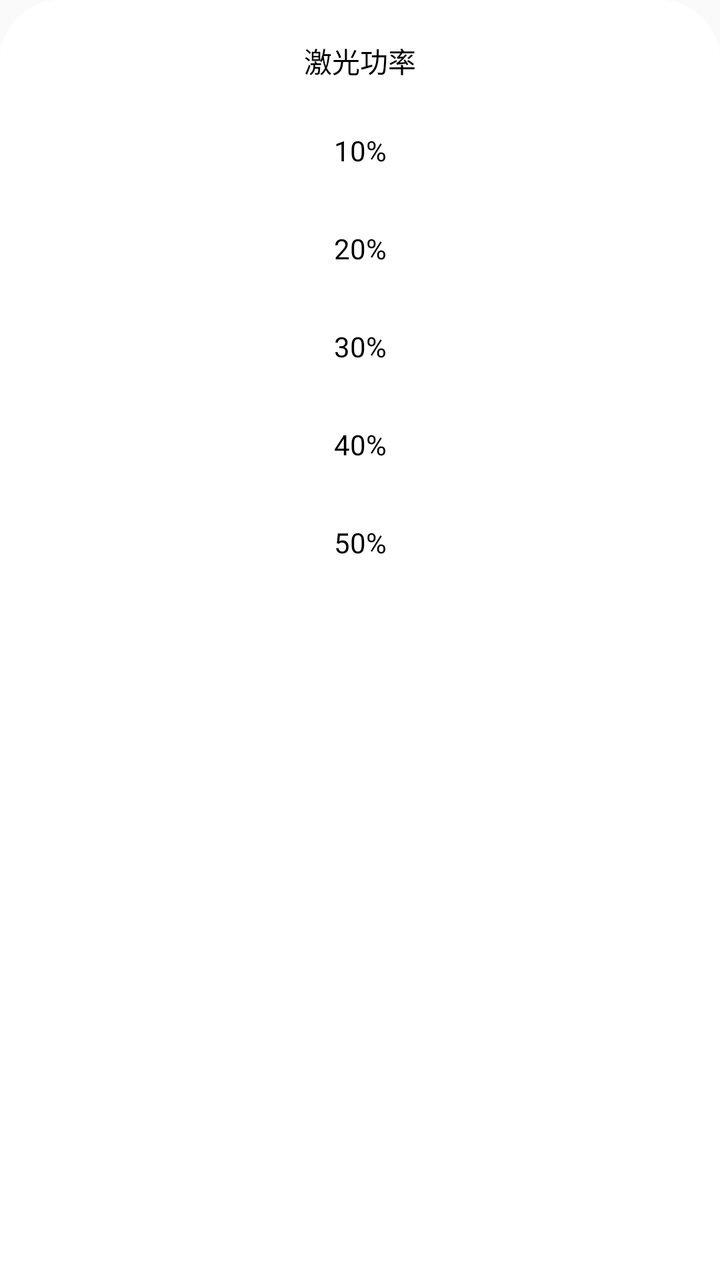
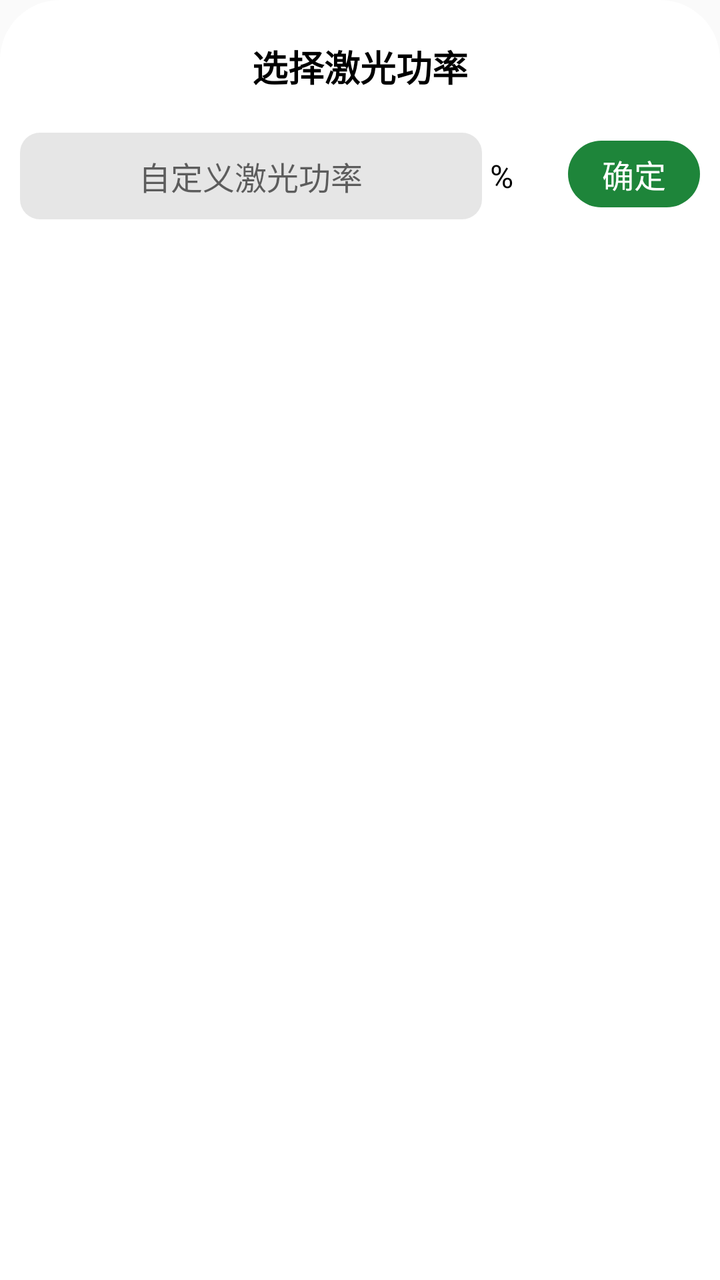

Two renders of the same Android screen: before a commit and after it. Below are the layout's source before the change and the commit's diff.
<!-- AndroidManifest.xml: application theme AppTheme -->
<!-- res/layout/fragment_laser_setup_bottom_sheet.xml -->
<?xml version="1.0" encoding="utf-8"?>
<LinearLayout xmlns:android="http://schemas.android.com/apk/res/android"
    xmlns:tools="http://schemas.android.com/tools"

    android:layout_width="match_parent"
    android:layout_height="match_parent"
    android:background="@drawable/bg_white_ffffff_topradius30"
    android:orientation="vertical"
    android:paddingHorizontal="10dp"
    android:paddingVertical="20dp"
    tools:context=".fragment.WifiChooseBottomSheetFragment">


    <TextView
        android:layout_width="match_parent"
        android:layout_height="wrap_content"
        android:text="激光功率"
        android:textSize="14sp"
        android:textColor="@color/colorBlack"
        android:gravity="center"/>


    <RadioGroup
        android:id="@+id/rg_laser_level"
        android:layout_width="match_parent"
        android:layout_height="wrap_content"
        android:layout_marginTop="15dp"
        android:orientation="vertical">

        <RadioButton
            android:id="@+id/rb_10"
            android:layout_width="match_parent"
            android:layout_height="wrap_content"
            android:background="@drawable/step_setup_bg_color_selector"
            android:button="@null"
            android:gravity="center"
            android:paddingVertical="10dp"
            android:text="10%"
            android:textColor="@drawable/step_setup_text_color_selector"
            android:textSize="14sp" />

        <RadioButton
            android:id="@+id/rb_20"
            android:layout_width="match_parent"
            android:layout_height="wrap_content"
            android:background="@drawable/step_setup_bg_color_selector"
            android:button="@null"
            android:gravity="center"
            android:layout_marginTop="10dp"
            android:paddingVertical="10dp"
            android:text="20%"
            android:textColor="@drawable/step_setup_text_color_selector"
            android:textSize="14sp" />

        <RadioButton
            android:id="@+id/rb_30"
            android:layout_width="match_parent"
            android:layout_height="wrap_content"
            android:background="@drawable/step_setup_bg_color_selector"
            android:button="@null"
            android:gravity="center"
            android:layout_marginTop="10dp"
            android:paddingVertical="10dp"
            android:text="30%"
            android:textColor="@drawable/step_setup_text_color_selector"
            android:textSize="14sp" />

        <RadioButton
            android:id="@+id/rb_40"
            android:layout_width="match_parent"
            android:layout_height="wrap_content"
            android:background="@drawable/step_setup_bg_color_selector"
            android:button="@null"
            android:gravity="center"
            android:layout_marginTop="10dp"
            android:paddingVertical="10dp"
            android:text="40%"
            android:textColor="@drawable/step_setup_text_color_selector"
            android:textSize="14sp" />

        <RadioButton
            android:id="@+id/rb_50"
            android:layout_width="match_parent"
            android:layout_height="wrap_content"
            android:background="@drawable/step_setup_bg_color_selector"
            android:button="@null"
            android:gravity="center"
            android:layout_marginTop="10dp"
            android:paddingVertical="10dp"
            android:text="50%"
            android:textColor="@drawable/step_setup_text_color_selector"
            android:textSize="14sp" />

    </RadioGroup>






</LinearLayout>
<!-- resources referenced by this layout -->
<resources>
  <color name="colorBlack">#000000</color>
  <!-- drawable bg_white_ffffff_topradius30 (drawable) -->
  <?xml version="1.0" encoding="utf-8"?>
  <shape xmlns:android="http://schemas.android.com/apk/res/android">
  
      <solid android:color="#FFFFFFFF" />
  
      <corners android:topLeftRadius="30dp" android:topRightRadius="30dp" />
  
  </shape>
  <!-- drawable step_setup_bg_color_selector (drawable) -->
  <?xml version="1.0" encoding="utf-8"?>
  <selector xmlns:android="http://schemas.android.com/apk/res/android">
      <item android:drawable="@drawable/bg_green_401e853a_r10" android:state_checked="true" />
      <item android:drawable="@drawable/bg_white_ffffff_r10" android:state_checked="false" />
  </selector>
  <!-- drawable step_setup_text_color_selector (drawable) -->
  <?xml version="1.0" encoding="utf-8"?>
  <selector xmlns:android="http://schemas.android.com/apk/res/android">
      <item android:color="@color/colorGreen" android:state_checked="true" />
      <item android:color="@color/colorBlack" android:state_checked="false" />
  </selector>
  <style name="AppTheme" parent="Theme.AppCompat.Light.DarkActionBar">
          
          <item name="colorPrimary">@color/colorWhite</item>
          <item name="colorPrimaryDark">@color/colorWhite</item>
          <item name="colorAccent">@color/colorAccent</item>
          <item name="android:windowFullscreen">false</item>
          <item name="android:navigationBarColor" tools:targetApi="lollipop">@color/colorWhite</item>
      </style>
  <!-- drawable bg_green_401e853a_r10 (drawable) -->
  <?xml version="1.0" encoding="utf-8"?>
  <shape xmlns:android="http://schemas.android.com/apk/res/android">
  
      <solid android:color="#401e853a" />
  
      <corners android:radius="10dp" />
  
  </shape>
  <!-- drawable bg_white_ffffff_r10 (drawable) -->
  <?xml version="1.0" encoding="utf-8"?>
  <shape xmlns:android="http://schemas.android.com/apk/res/android">
  
      <solid android:color="#FFFFFFFF" />
  
      <corners android:radius="10dp" />
  
  </shape>
  <color name="colorGreen">#1e853a</color>
  <color name="colorWhite">#ffffff</color>
  <color name="colorAccent">#338a3e</color>
</resources>

<!-- the commit's change to res/layout/fragment_laser_setup_bottom_sheet.xml (unified diff, before → after) -->
@@ -14,85 +14,64 @@
     <TextView
         android:layout_width="match_parent"
         android:layout_height="wrap_content"
-        android:text="激光功率"
-        android:textSize="14sp"
+        android:text="选择激光功率"
+        android:textSize="18sp"
         android:textColor="@color/colorBlack"
+        android:textStyle="bold"
         android:gravity="center"/>
 
 
-    <RadioGroup
-        android:id="@+id/rg_laser_level"
+    <LinearLayout
         android:layout_width="match_parent"
         android:layout_height="wrap_content"
-        android:layout_marginTop="15dp"
-        android:orientation="vertical">
+        android:orientation="horizontal"
+        android:layout_marginTop="20dp">
 
-        <RadioButton
-            android:id="@+id/rb_10"
-            android:layout_width="match_parent"
+        <EditText
+            android:id="@+id/et_customize_laser_level"
+            android:layout_width="0dp"
             android:layout_height="wrap_content"
-            android:background="@drawable/step_setup_bg_color_selector"
-            android:button="@null"
+            android:layout_weight="7"
+            android:background="@drawable/bg_gray_e6e6e6_r10"
+            android:hint="自定义激光功率"
+            android:inputType="number"
+            android:padding="10dp"
             android:gravity="center"
-            android:paddingVertical="10dp"
-            android:text="10%"
-            android:textColor="@drawable/step_setup_text_color_selector"
-            android:textSize="14sp" />
+            android:textSize="16sp"
+            android:textColor="@color/colorBlack"/>
 
-        <RadioButton
-            android:id="@+id/rb_20"
-            android:layout_width="match_parent"
+        <TextView
+            android:layout_width="0dp"
             android:layout_height="wrap_content"
-            android:background="@drawable/step_setup_bg_color_selector"
-            android:button="@null"
+            android:layout_weight="1"
+            android:gravity="start"
+            android:text=" %"
+            android:textColor="@color/colorBlack"
+            android:textSize="16sp"/>
+
+        <TextView
+            android:id="@+id/tv_confirm_customize_laser_level"
+            android:layout_width="0dp"
+            android:layout_height="wrap_content"
+            android:layout_weight="2"
+            android:layout_marginStart="10dp"
             android:gravity="center"
-            android:layout_marginTop="10dp"
-            android:paddingVertical="10dp"
-            android:text="20%"
-            android:textColor="@drawable/step_setup_text_color_selector"
-            android:textSize="14sp" />
+            android:padding="5dp"
+            android:text="确定"
+            android:textColor="@color/colorWhite"
+            android:textSize="16sp"
+            android:background="@drawable/bg_green_1e853a_r100"/>
 
-        <RadioButton
-            android:id="@+id/rb_30"
-            android:layout_width="match_parent"
-            android:layout_height="wrap_content"
-            android:background="@drawable/step_setup_bg_color_selector"
-            android:button="@null"
-            android:gravity="center"
-            android:layout_marginTop="10dp"
-            android:paddingVertical="10dp"
-            android:text="30%"
-            android:textColor="@drawable/step_setup_text_color_selector"
-            android:textSize="14sp" />
 
-        <RadioButton
-            android:id="@+id/rb_40"
-            android:layout_width="match_parent"
-            android:layout_height="wrap_content"
-            android:background="@drawable/step_setup_bg_color_selector"
-            android:button="@null"
-            android:gravity="center"
-            android:layout_marginTop="10dp"
-            android:paddingVertical="10dp"
-            android:text="40%"
-            android:textColor="@drawable/step_setup_text_color_selector"
-            android:textSize="14sp" />
+    </LinearLayout>
 
-        <RadioButton
-            android:id="@+id/rb_50"
-            android:layout_width="match_parent"
-            android:layout_height="wrap_content"
-            android:background="@drawable/step_setup_bg_color_selector"
-            android:button="@null"
-            android:gravity="center"
-            android:layout_marginTop="10dp"
-            android:paddingVertical="10dp"
-            android:text="50%"
-            android:textColor="@drawable/step_setup_text_color_selector"
-            android:textSize="14sp" />
 
-    </RadioGroup>
-
+    <ListView
+        android:id="@+id/lv_laser_level_options"
+        android:layout_width="match_parent"
+        android:layout_height="300dp"
+        android:layout_marginTop="10dp"
+        android:background="@drawable/step_setup_bg_color_selector"/>
 
 
 
<!-- resource entries referenced after the edit -->
@@ -15,12 +15,6 @@
   <selector xmlns:android="http://schemas.android.com/apk/res/android">
       <item android:drawable="@drawable/bg_green_401e853a_r10" android:state_checked="true" />
       <item android:drawable="@drawable/bg_white_ffffff_r10" android:state_checked="false" />
-  </selector>
-  <!-- drawable step_setup_text_color_selector (drawable) -->
-  <?xml version="1.0" encoding="utf-8"?>
-  <selector xmlns:android="http://schemas.android.com/apk/res/android">
-      <item android:color="@color/colorGreen" android:state_checked="true" />
-      <item android:color="@color/colorBlack" android:state_checked="false" />
   </selector>
   <style name="AppTheme" parent="Theme.AppCompat.Light.DarkActionBar">
           
@@ -50,6 +44,24 @@
   </shape>
   <color name="colorGreen">#1e853a</color>
   <color name="colorWhite">#ffffff</color>
+  <!-- drawable bg_gray_e6e6e6_r10 (drawable) -->
+  <?xml version="1.0" encoding="utf-8"?>
+  <shape xmlns:android="http://schemas.android.com/apk/res/android">
+  
+      <solid android:color="#FFE6E6E6" />
+  
+      <corners android:radius="10dp" />
+  
+  </shape>
+  <!-- drawable bg_green_1e853a_r100 (drawable) -->
+  <?xml version="1.0" encoding="utf-8"?>
+  <shape xmlns:android="http://schemas.android.com/apk/res/android">
+  
+      <solid android:color="@color/colorGreen" />
+  
+      <corners android:radius="100dp" />
+  
+  </shape>
   <color name="colorAccent">#338a3e</color>
 </resources>
 
